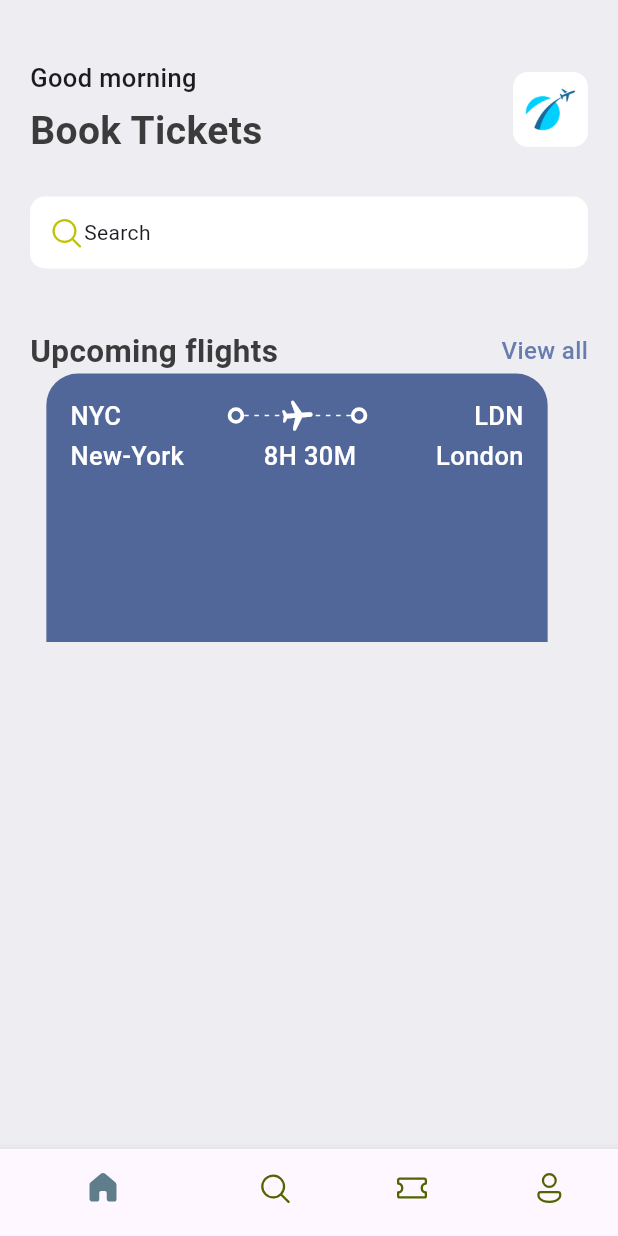
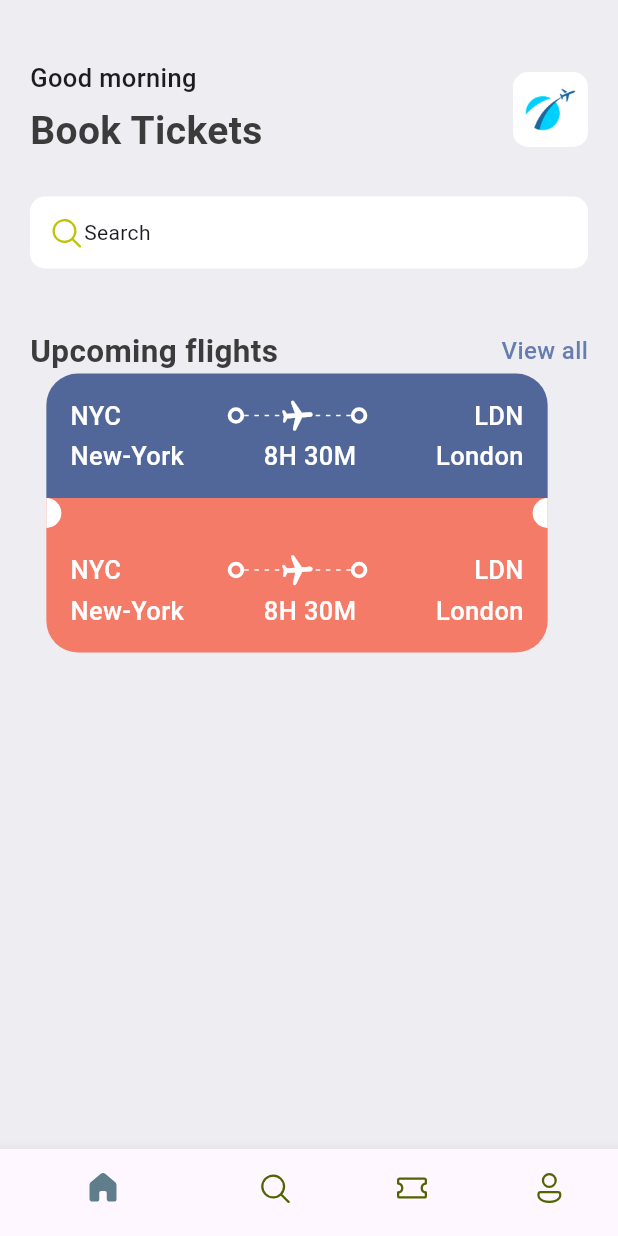
Before and after one commit to ajiec123/ticket-app, a Flutter app: the screen it shows after launch, on a phone screen of 412 x 824 dp. Run offline on Flutter 3.47's test engine with Material 3 defaults, Android fonts, the phone set to English and light mode, and no system bars; our stand-ins replace fluentui_icons.

Commit message:
add departure and time tickets

```diff
--- a/lib/base/res/styles/app_styles.dart
+++ b/lib/base/res/styles/app_styles.dart
@@ -7,6 +7,7 @@ class AppStyles {
   static Color textColor = const Color(0xFF3b3b3b);
   static Color bgColor = const Color(0xFFeeedf2);
   static Color ticketBlue = const Color(0xFF526799);
+  static Color ticketOrange = const Color(0xFFF37B67);
 
   static TextStyle textStyle =
       TextStyle(fontWeight: FontWeight.w500, fontSize: 16, color: textColor);
--- /dev/null
+++ b/lib/base/widgets/big_circle.dart
@@ -0,0 +1,28 @@
+import 'package:flutter/material.dart';
+
+class BigCircle extends StatelessWidget {
+  final bool isRight;
+  const BigCircle({super.key, required this.isRight});
+
+  @override
+  Widget build(BuildContext context) {
+    return SizedBox(
+      height: 20,
+      width: 10,
+      child: DecoratedBox(
+        decoration: BoxDecoration(
+          color: Colors.white,
+          borderRadius: isRight == true
+              ? const BorderRadius.only(
+                  topLeft: Radius.circular(10),
+                  bottomLeft: Radius.circular(10),
+                )
+              : const BorderRadius.only(
+                  topRight: Radius.circular(10),
+                  bottomRight: Radius.circular(10),
+                ),
+        ),
+      ),
+    );
+  }
+}
--- a/lib/base/widgets/big_dot.dart
+++ b/lib/base/widgets/big_dot.dart
@@ -6,7 +6,7 @@ class BigDot extends StatelessWidget {
   @override
   Widget build(BuildContext context) {
     return Container(
-      padding: EdgeInsets.all(3),
+      padding: const EdgeInsets.all(3),
       decoration: BoxDecoration(
         border: Border.all(width: 2.5, color: Colors.white),
         borderRadius: BorderRadius.circular(30),
--- a/lib/base/widgets/ticket_view.dart
+++ b/lib/base/widgets/ticket_view.dart
@@ -1,6 +1,7 @@
 import 'package:flutter/material.dart';
 import 'package:ticket_app/base/res/styles/app_styles.dart';
 import 'package:ticket_app/base/widgets/app_layoutbuilder_widget.dart';
+import 'package:ticket_app/base/widgets/big_circle.dart';
 import 'package:ticket_app/base/widgets/big_dot.dart';
 
 class TicketView extends StatelessWidget {
@@ -11,23 +12,28 @@ class TicketView extends StatelessWidget {
     final size = MediaQuery.of(context).size;
     return SizedBox(
       width: size.width * 0.85,
-      height: 179,
+      height: 189,
       child: Container(
         margin: const EdgeInsets.only(right: 16),
-        padding: EdgeInsets.all(16),
+        child: Column(
+          children: [
+            Container(
+              padding: const EdgeInsets.all(16),
               decoration: BoxDecoration(
                   color: AppStyles.ticketBlue,
-            borderRadius: BorderRadius.only(
-                topLeft: Radius.circular(21), topRight: Radius.circular(21))),
+                  borderRadius: const BorderRadius.only(
+                      topLeft: Radius.circular(21),
+                      topRight: Radius.circular(21))),
               child: Column(
                 children: [
+                  Row(
                     //show departure and destination with icons first line
-            Row(
                     mainAxisAlignment: MainAxisAlignment.spaceBetween,
                     children: [
                       Text(
                         "NYC",
-                  style: AppStyles.headLineStyle3.copyWith(color: Colors.white),
+                        style: AppStyles.headLineStyle3
+                            .copyWith(color: Colors.white),
                       ),
                       Expanded(child: Container()),
                       const BigDot(),
@@ -55,7 +61,8 @@ class TicketView extends StatelessWidget {
                       Expanded(child: Container()),
                       Text(
                         "LDN",
-                  style: AppStyles.headLineStyle3.copyWith(color: Colors.white),
+                        style: AppStyles.headLineStyle3
+                            .copyWith(color: Colors.white),
                       ),
                     ],
                   ),
@@ -66,19 +73,115 @@ class TicketView extends StatelessWidget {
                     children: [
                       Text(
                         "New-York",
-                  style: AppStyles.headLineStyle3.copyWith(color: Colors.white),
+                        style: AppStyles.headLineStyle3
+                            .copyWith(color: Colors.white),
                       ),
                       Expanded(child: Container()),
                       Text(
                         "8H 30M",
-                  style: AppStyles.headLineStyle3.copyWith(color: Colors.white),
+                        style: AppStyles.headLineStyle3
+                            .copyWith(color: Colors.white),
                       ),
                       Expanded(child: Container()),
                       Text(
                         "London",
-                  style: AppStyles.headLineStyle3.copyWith(color: Colors.white),
+                        style: AppStyles.headLineStyle3
+                            .copyWith(color: Colors.white),
                       ),
                     ],
+                  ),
+                ],
+              ),
+            ),
+            Container(
+              color: AppStyles.ticketOrange,
+              child: Row(
+                children: [
+                  BigCircle(
+                    isRight: false,
+                  ),
+                  Expanded(child: Container()),
+                  BigCircle(
+                    isRight: true,
+                  ),
+                ],
+              ),
+            ),
+            Container(
+              padding: const EdgeInsets.all(16),
+              decoration: BoxDecoration(
+                  color: AppStyles.ticketOrange,
+                  borderRadius: const BorderRadius.only(
+                      bottomLeft: Radius.circular(21),
+                      bottomRight: Radius.circular(21))),
+              child: Column(
+                children: [
+                  Row(
+                    //show departure and destination with icons first line
+                    mainAxisAlignment: MainAxisAlignment.spaceBetween,
+                    children: [
+                      Text(
+                        "NYC",
+                        style: AppStyles.headLineStyle3
+                            .copyWith(color: Colors.white),
+                      ),
+                      Expanded(child: Container()),
+                      const BigDot(),
+                      Expanded(
+                          child: Stack(
+                        children: [
+                          const SizedBox(
+                            height: 24,
+                            child: AppLayoutBuilderWidget(
+                              randomDevider: 6,
+                            ),
+                          ),
+                          Center(
+                            child: Transform.rotate(
+                              angle: 1.5,
+                              child: const Icon(
+                                Icons.local_airport_rounded,
+                                color: Colors.white,
+                              ),
+                            ),
+                          )
+                        ],
+                      )),
+                      const BigDot(),
+                      Expanded(child: Container()),
+                      Text(
+                        "LDN",
+                        style: AppStyles.headLineStyle3
+                            .copyWith(color: Colors.white),
+                      ),
+                    ],
+                  ),
+                  const SizedBox(height: 3),
+                  //show departure and destination names with time
+                  Row(
+                    mainAxisAlignment: MainAxisAlignment.spaceBetween,
+                    children: [
+                      Text(
+                        "New-York",
+                        style: AppStyles.headLineStyle3
+                            .copyWith(color: Colors.white),
+                      ),
+                      Expanded(child: Container()),
+                      Text(
+                        "8H 30M",
+                        style: AppStyles.headLineStyle3
+                            .copyWith(color: Colors.white),
+                      ),
+                      Expanded(child: Container()),
+                      Text(
+                        "London",
+                        style: AppStyles.headLineStyle3
+                            .copyWith(color: Colors.white),
+                      ),
+                    ],
+                  ),
+                ],
+              ),
             ),
           ],
         ),
```
Lines whose indentation alone changed are shown as unchanged.
